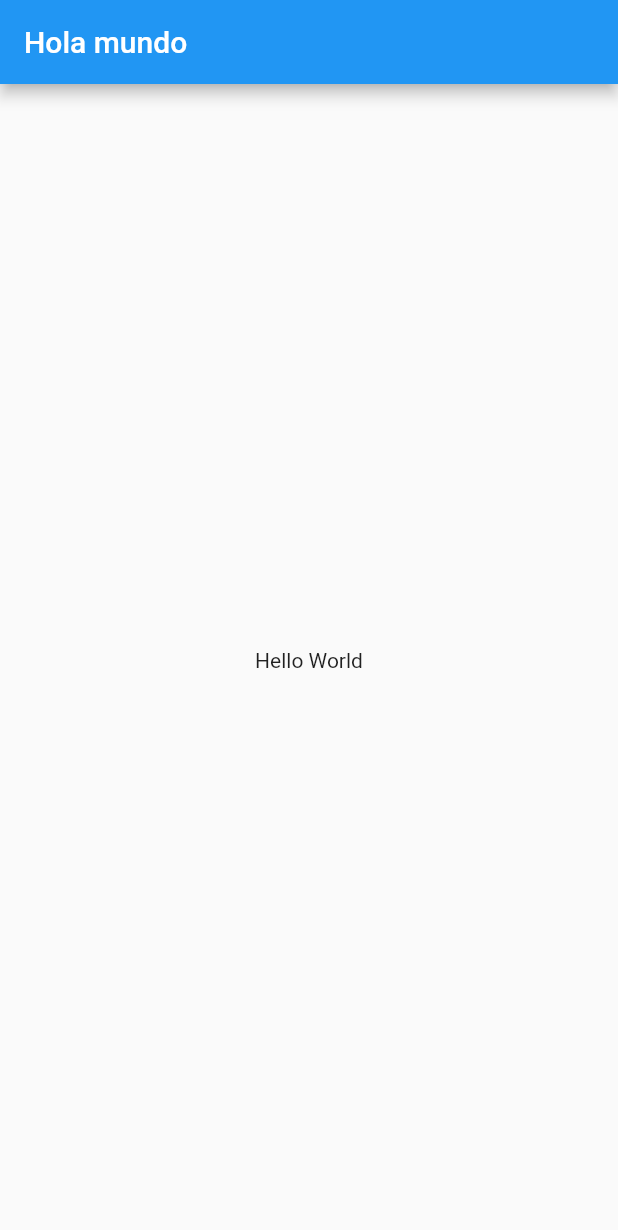
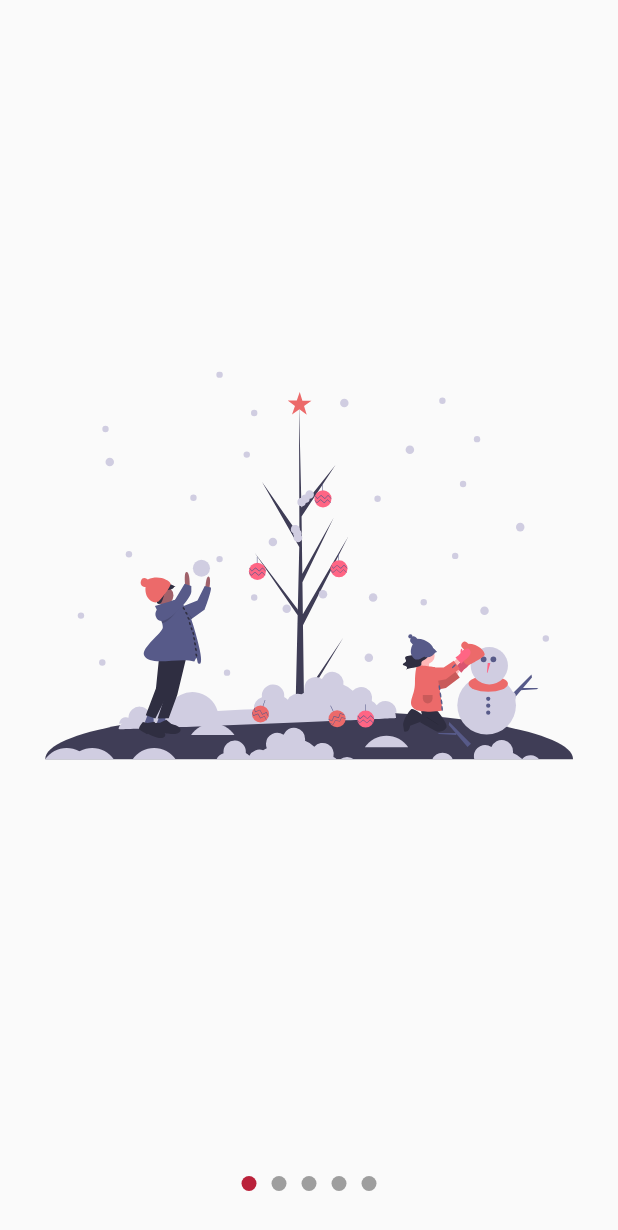
Before and after one commit to joaquin171993/SlideShow_Flutter, a Flutter app: the screen it shows after launch, on a phone screen of 412 x 824 dp. Shown: the top 1230 px of the screen. Run offline on Flutter 3.47's test engine with Material 2 defaults, Android fonts, the light colour scheme and no system bars; our stand-ins replace flutter_svg.

Commit message:
Update 26-1-2022 18:49 pm

```diff
--- a/lib/main.dart
+++ b/lib/main.dart
@@ -1,4 +1,5 @@
 import 'package:flutter/material.dart';
+import 'package:slideshow_flutter/pages/slideshow_page.dart';
 
 void main() => runApp(MyApp());
 
@@ -6,17 +7,8 @@ class MyApp extends StatelessWidget {
   @override
   Widget build(BuildContext context) {
     return MaterialApp(
-      title: 'Material App',
-      home: Scaffold(
-        appBar: AppBar(
-          title: Text('Hola mundo'),
-        ),
-        body: Center(
-          child: Container(
-            child: Text('Hello World'),
-          ),
-        ),
-      ),
-    );
+        debugShowCheckedModeBanner: false,
+        title: 'Material App',
+        home: SlideShowPage());
   }
 }
--- /dev/null
+++ b/lib/pages/slideshow_page.dart
@@ -0,0 +1,22 @@
+import 'package:flutter/material.dart';
+import 'package:flutter_svg/flutter_svg.dart';
+import 'package:slideshow_flutter/widgets/slideshow.dart';
+
+class SlideShowPage extends StatelessWidget {
+  const SlideShowPage({Key? key}) : super(key: key);
+
+  @override
+  Widget build(BuildContext context) {
+    return Scaffold(
+        body: SlideShow(
+      colorPrimario: Color(0xffBA213A),
+      slides: [
+        SvgPicture.asset('assets/svgs/slide1.svg'),
+        SvgPicture.asset('assets/svgs/slide2.svg'),
+        SvgPicture.asset('assets/svgs/slide3.svg'),
+        SvgPicture.asset('assets/svgs/slide4.svg'),
+        SvgPicture.asset('assets/svgs/slide5.svg'),
+      ],
+    ));
+  }
+}
--- /dev/null
+++ b/lib/widgets/slideshow.dart
@@ -0,0 +1,177 @@
+import 'package:flutter/material.dart';
+import 'package:provider/provider.dart';
+
+class SlideShow extends StatelessWidget {
+  final List<Widget> slides;
+  final bool puntosArriba;
+  final Color colorPrimario;
+  final Color colorSecundario;
+
+  const SlideShow(
+      {required this.slides,
+      this.puntosArriba = false,
+      this.colorPrimario = Colors.pink,
+      this.colorSecundario = Colors.grey});
+
+  @override
+  Widget build(BuildContext context) {
+    return ChangeNotifierProvider(
+      create: (_) => _SliderModel(),
+      child: SafeArea(
+        child: Center(
+          child: Builder(builder: (context) {
+            /*se coloca el provider en el mismo nivel al que lo inicializamos, primero termina
+          de crear la instancia de _SliderModel, y luego el Builder se dispara a continuacion   */
+            Provider.of<_SliderModel>(context).colorPrimario =
+                this.colorPrimario;
+            Provider.of<_SliderModel>(context).colorSecundario =
+                this.colorSecundario;
+
+            return _CrearEstructuraSlideshow(
+                puntosArriba: puntosArriba, slides: slides);
+          }),
+        ),
+      ),
+    );
+  }
+}
+
+class _CrearEstructuraSlideshow extends StatelessWidget {
+  const _CrearEstructuraSlideshow({
+    Key? key,
+    required this.puntosArriba,
+    required this.slides,
+  }) : super(key: key);
+
+  final bool puntosArriba;
+  final List<Widget> slides;
+
+  @override
+  Widget build(BuildContext context) {
+    return Column(
+      children: [
+        if (this.puntosArriba) _Dots(this.slides.length),
+        Expanded(child: _Slides(this.slides)),
+        if (!this.puntosArriba) _Dots(this.slides.length),
+      ],
+    );
+  }
+}
+
+class _Dots extends StatelessWidget {
+  final int totalSlides;
+
+  const _Dots(this.totalSlides);
+
+  @override
+  Widget build(BuildContext context) {
+    return Container(
+        width: double.infinity,
+        height: 70,
+        child: Row(
+            mainAxisAlignment: MainAxisAlignment.center,
+            children: List.generate(this.totalSlides, (index) => _Dot(index))));
+  }
+}
+
+class _Dot extends StatelessWidget {
+  final int index;
+
+  const _Dot(this.index);
+
+  @override
+  Widget build(BuildContext context) {
+    final slideShowModel = Provider.of<_SliderModel>(context);
+
+    return AnimatedContainer(
+      duration: const Duration(microseconds: 200),
+      child: Container(
+        margin: const EdgeInsets.symmetric(horizontal: 5),
+        width: 10,
+        height: 10,
+        decoration: BoxDecoration(
+            /*esta condicion abarca todos los valores [0 al 2] en este caso por ser 3 elementos */
+            color: (slideShowModel._currentPage >= index - 0.5 &&
+                    slideShowModel._currentPage < index + 0.5)
+                ? slideShowModel.colorPrimario
+                : slideShowModel.colorSecundario,
+            shape: BoxShape.circle),
+      ),
+    );
+  }
+}
+
+class _Slides extends StatefulWidget {
+  final List<Widget> slides;
+  const _Slides(this.slides);
+
+  @override
+  State<_Slides> createState() => _SlidesState();
+}
+
+class _SlidesState extends State<_Slides> {
+  final pageViewController = PageController();
+
+  @override
+  void initState() {
+    super.initState();
+
+    pageViewController.addListener(() {
+      Provider.of<_SliderModel>(context, listen: false).currentPage =
+          pageViewController.page!;
+    });
+  }
+
+  @override
+  void dispose() {
+    pageViewController.dispose();
+    super.dispose();
+  }
+
+  @override
+  Widget build(BuildContext context) {
+    return Container(
+      child: PageView(
+        controller: pageViewController,
+        children: widget.slides.map((slide) => _Slide(slide)).toList(),
+      ),
+    );
+  }
+}
+
+class _Slide extends StatelessWidget {
+  final Widget slide;
+
+  const _Slide(this.slide);
+
+  @override
+  Widget build(BuildContext context) {
+    return Container(
+        width: double.infinity,
+        height: double.infinity,
+        padding: const EdgeInsets.all(30),
+        child: slide);
+  }
+}
+
+class _SliderModel with ChangeNotifier {
+  double _currentPage = 0;
+  Color _colorPrimario = Colors.blue;
+  Color _colorSecundario = Colors.grey;
+
+  double get currentPage => this._currentPage;
+  set currentPage(double valor) {
+    this._currentPage = valor;
+    notifyListeners();
+  }
+
+  Color get colorPrimario => this._colorPrimario;
+  set colorPrimario(Color valor) {
+    this._colorPrimario = valor;
+  }
+
+  Color get colorSecundario => this._colorSecundario;
+  set colorSecundario(Color valor) {
+    this._colorSecundario = valor;
+  }
+}
```
Also changed, not shown: pubspec.yaml (+5 -6 lines), assets/svgs/slide1.svg (added), assets/svgs/slide2.svg (added), assets/svgs/slide3.svg (added), assets/svgs/slide4.svg (added), assets/svgs/slide5.svg (added), pubspec.lock.
